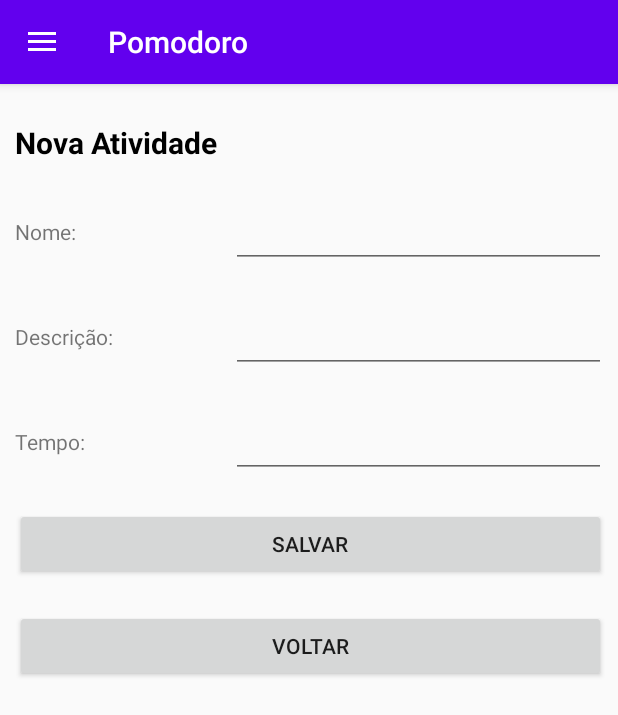
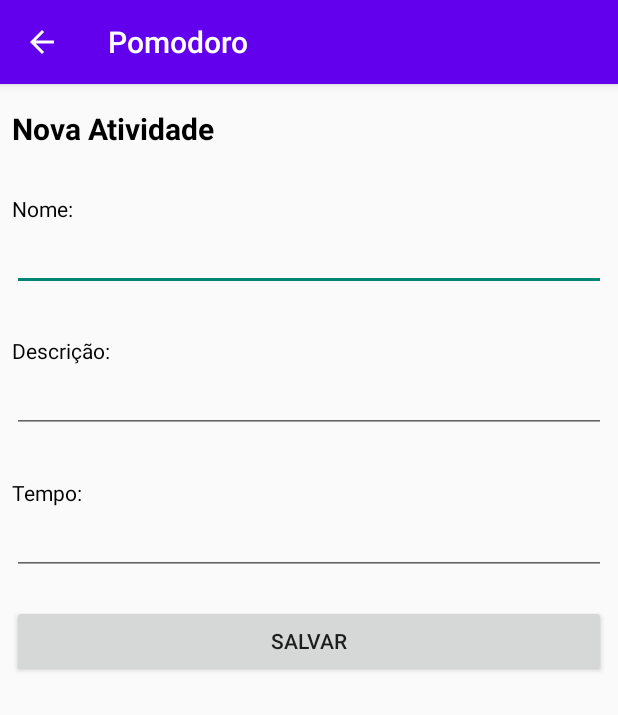
Before and after one commit to LuisaWerlang/Pomodoro, an Android app: the fragment ActivitiesListFragment placed in its activity, after a tap on an icon or button, on a phone screen of 412 x 824 dp. Shown: the top 715 px of the screen. Run offline under Robolectric (Android 15) with nearby library versions, the phone set to English and light mode, and no system bars; our stand-ins replace navigation-ui; libraries missing offline, so code that uses them is left out: com.prolificinteractive.materialcalendarview.

Commit message:
pomodoro

```diff
--- a/app/src/main/AndroidManifest.xml
+++ b/app/src/main/AndroidManifest.xml
@@ -13,6 +13,10 @@
         android:roundIcon="@mipmap/ic_launcher_round"
         android:supportsRtl="true"
         android:theme="@style/Theme.Pomodoro">
+        <activity
+            android:name=".NewActivity"
+            android:exported="false"
+            android:parentActivityName=".MainActivity" />
         <activity
             android:name=".NewAgenda"
             android:exported="false"
--- a/app/src/main/java/com/example/pomodoro/ListaAtividadesFragment.java
+++ b/app/src/main/java/com/example/pomodoro/ActivitiesListFragment.java
@@ -1,11 +1,11 @@
 package com.example.pomodoro;
 
+import android.content.Intent;
 import android.database.Cursor;
 import android.database.sqlite.SQLiteDatabase;
 import android.os.Bundle;
 import androidx.fragment.app.Fragment;
-import androidx.fragment.app.FragmentManager;
-import androidx.fragment.app.FragmentTransaction;
+
 import android.view.LayoutInflater;
 import android.view.View;
 import android.view.ViewGroup;
@@ -20,10 +20,10 @@ import java.util.Map;
 
 /**
  * A simple {@link Fragment} subclass.
- * Use the {@link ListaAtividadesFragment#newInstance} factory method to
+ * Use the {@link ActivitiesListFragment#newInstance} factory method to
  * create an instance of this fragment.
  */
-public class ListaAtividadesFragment extends Fragment {
+public class ActivitiesListFragment extends Fragment {
 
     // TODO: Rename parameter arguments, choose names that match
     // the fragment initialization parameters, e.g. ARG_ITEM_NUMBER
@@ -34,7 +34,7 @@ public class ListaAtividadesFragment extends Fragment {
     private final String[] from = {"name", "description"};//, "concluido"};
     private final int[] to = {R.id.nome, R.id.descricao};//, R.id.checkbox};
 
-    public ListaAtividadesFragment() {
+    public ActivitiesListFragment() {
         // Required empty public constructor
     }
 
@@ -44,11 +44,11 @@ public class ListaAtividadesFragment extends Fragment {
      *
      * @param param1 Parameter 1.
      * @param param2 Parameter 2.
-     * @return A new instance of fragment ListaAtividadesFragment.
+     * @return A new instance of fragment ActivitiesListFragment.
      */
     // TODO: Rename and change types and number of parameters
-    public static ListaAtividadesFragment newInstance(String param1, String param2) {
-        ListaAtividadesFragment fragment = new ListaAtividadesFragment();
+    public static ActivitiesListFragment newInstance(String param1, String param2) {
+        ActivitiesListFragment fragment = new ActivitiesListFragment();
         Bundle args = new Bundle();
         args.putString(ARG_PARAM1, param1);
         args.putString(ARG_PARAM2, param2);
@@ -70,7 +70,7 @@ public class ListaAtividadesFragment extends Fragment {
     public View onCreateView(LayoutInflater inflater, ViewGroup container,
                              Bundle savedInstanceState) {
         // Inflate the layout for this fragment
-        View view = inflater.inflate(R.layout.fragment_lista_atividades, container, false);
+        View view = inflater.inflate(R.layout.fragment_activities_list, container, false);
 
         helper = new DatabaseHelper(getActivity());
         String query = "SELECT * FROM activities";
@@ -88,9 +88,8 @@ public class ListaAtividadesFragment extends Fragment {
 
         ImageView new_activity = view.findViewById(R.id.new_activity);
         new_activity.setOnClickListener(view1 -> {
-            FragmentManager fragmentManager = requireActivity().getSupportFragmentManager();
-            FragmentTransaction fragmentTransaction = fragmentManager.beginTransaction();
-            fragmentTransaction.replace(R.id.nav_host_fragment_content_main, new NewActivityFragment()).commit();
+            Intent intent = new Intent(getActivity(), NewActivity.class);
+            startActivity(intent);
         });
 
         return view;
--- a/app/src/main/java/com/example/pomodoro/AgendaFragment.java
+++ b/app/src/main/java/com/example/pomodoro/AgendaFragment.java
@@ -39,8 +39,8 @@ public class AgendaFragment extends Fragment implements OnDateSelectedListener,
     private int current_day, current_month, current_year;
     private List<Map<String, Object>> agendas;
     private ListView agendas_list;
-    private final String[] from = {"date", "hour", "hour_notify"};
-    private final int[] to = {R.id.date, R.id.hour, R.id.hour_notify};
+    private final String[] from = {"activity_name", "date", "hour", "hour_notify"};
+    private final int[] to = {R.id.activity, R.id.date, R.id.hour, R.id.hour_notify};
     private LinearLayout ll_add;
     private ImageButton add_agenda;
 
@@ -163,11 +163,13 @@ public class AgendaFragment extends Fragment implements OnDateSelectedListener,
         String agenda_date = (String) item.get("date");
         String agenda_hour = (String) item.get("hour");
         String agenda_hour_notify = (String) item.get("hour_notify");
+        String activity_name = (String) item.get("activity_name");
         Intent intent = new Intent(getActivity(), NewAgenda.class);
         intent.putExtra("id", agenda_id);
         intent.putExtra("date", agenda_date);
         intent.putExtra("hour", agenda_hour);
         intent.putExtra("hour_notify", agenda_hour_notify);
+        intent.putExtra("activity_name", activity_name);
         startActivity(intent);
     }
 }
--- a/app/src/main/java/com/example/pomodoro/MainActivity.java
+++ b/app/src/main/java/com/example/pomodoro/MainActivity.java
@@ -59,6 +59,11 @@ public class MainActivity extends AppCompatActivity implements NavigationView.On
                 getSupportFragmentManager().beginTransaction()
                         .replace(R.id.nav_host_fragment_content_main, agenda)
                         .commit();
+            } else if(fragment.equals("ActivitiesListFragment")) {
+                ActivitiesListFragment activities = new ActivitiesListFragment();
+                getSupportFragmentManager().beginTransaction()
+                        .replace(R.id.nav_host_fragment_content_main, activities)
+                        .commit();
             }
         } else {
             PomodoroFragment fragment = new PomodoroFragment();
@@ -97,7 +102,7 @@ public class MainActivity extends AppCompatActivity implements NavigationView.On
                     .commit();
         } else if (id == R.id.nav_list) {
             // abrindo um novo fragment
-            ListaAtividadesFragment fragment = new ListaAtividadesFragment();
+            ActivitiesListFragment fragment = new ActivitiesListFragment();
             getSupportFragmentManager().beginTransaction()
                     .replace(R.id.nav_host_fragment_content_main, fragment)
                     .commit();
--- /dev/null
+++ b/app/src/main/java/com/example/pomodoro/NewActivity.java
@@ -0,0 +1,75 @@
+package com.example.pomodoro;
+
+import androidx.appcompat.app.AppCompatActivity;
+import android.content.ContentValues;
+import android.content.Intent;
+import android.database.sqlite.SQLiteDatabase;
+import android.os.Bundle;
+import android.widget.Button;
+import android.widget.EditText;
+import android.widget.Toast;
+import com.example.pomodoro.utils.DatabaseHelper;
+import java.util.Objects;
+
+public class NewActivity extends AppCompatActivity {
+    private DatabaseHelper helper;
+    private EditText txt_name, txt_description, txt_time;
+
+    @Override
+    protected void onCreate(Bundle savedInstanceState) {
+        super.onCreate(savedInstanceState);
+        setContentView(R.layout.activity_new);
+
+        Objects.requireNonNull(getSupportActionBar()).setDisplayHomeAsUpEnabled(true);
+        getSupportActionBar().setHomeButtonEnabled(true);
+
+        helper = new DatabaseHelper(this);
+
+        txt_name = findViewById(R.id.activity_name);
+        txt_description = findViewById(R.id.activity_desc);
+        txt_time = findViewById(R.id.activity_time);
+
+        Button save = findViewById(R.id.save_activity);
+        save.setOnClickListener(view -> onSaveActivity());
+    }
+
+    protected void onSaveActivity() {
+        String name = txt_name.getText().toString();
+        String description = txt_description.getText().toString();
+        String time = txt_time.getText().toString();
+
+        if (name.equals("")) {
+            Toast.makeText(this, "Informe o nome", Toast.LENGTH_SHORT).show();
+        }
+        else {
+            SQLiteDatabase db = helper.getWritableDatabase();
+
+            ContentValues values = new ContentValues();
+            values.put("name", name);
+            values.put("description", description);
+            values.put("time", time);
+            values.put("concluded", 2);
+
+            long result = db.insert("activities", null, values);
+            if (result != -1) {
+                Toast.makeText(this, "Registro salvo com sucesso!", Toast.LENGTH_SHORT).show();
+                onBack();
+            } else {
+                Toast.makeText(this, "Erro ao salvar!", Toast.LENGTH_SHORT).show();
+            }
+        }
+    }
+
+    protected void onBack() {
+        helper.close();
+        Intent it = new Intent(this, MainActivity.class);
+        it.putExtra("screen", "ActivitiesListFragment");
+        startActivity(it);
+    }
+
+    @Override
+    public void onDestroy() {
+        helper.close();
+        super.onDestroy();
+    }
+}
--- a/app/src/main/java/com/example/pomodoro/NewActivityFragment.java
+++ /dev/null
@@ -1,139 +0,0 @@
-package com.example.pomodoro;
-
-import android.content.ContentValues;
-import android.database.sqlite.SQLiteDatabase;
-import android.os.Bundle;
-
-import androidx.fragment.app.Fragment;
-import androidx.fragment.app.FragmentManager;
-import androidx.fragment.app.FragmentTransaction;
-
-import android.view.LayoutInflater;
-import android.view.View;
-import android.view.ViewGroup;
-import android.widget.Button;
-import android.widget.EditText;
-import android.widget.Toast;
-
-import com.example.pomodoro.utils.DatabaseHelper;
-
-/**
- * A simple {@link Fragment} subclass.
- * Use the {@link NewActivityFragment#newInstance} factory method to
- * create an instance of this fragment.
- */
-public class NewActivityFragment extends Fragment {
-
-    // TODO: Rename parameter arguments, choose names that match
-    // the fragment initialization parameters, e.g. ARG_ITEM_NUMBER
-    private static final String ARG_PARAM1 = "param1";
-    private static final String ARG_PARAM2 = "param2";
-    private DatabaseHelper helper;
-    private EditText txt_nome, txt_descricao, txt_tempo;
-    private Button salvar, voltar;
-
-    // TODO: Rename and change types of parameters
-    private String mParam1;
-    private String mParam2;
-
-    public NewActivityFragment() {
-        // Required empty public constructor
-    }
-
-    /**
-     * Use this factory method to create a new instance of
-     * this fragment using the provided parameters.
-     *
-     * @param param1 Parameter 1.
-     * @param param2 Parameter 2.
-     * @return A new instance of fragment NewActivityFragment.
-     */
-    // TODO: Rename and change types and number of parameters
-    public static NewActivityFragment newInstance(String param1, String param2) {
-        NewActivityFragment fragment = new NewActivityFragment();
-        Bundle args = new Bundle();
-        args.putString(ARG_PARAM1, param1);
-        args.putString(ARG_PARAM2, param2);
-        fragment.setArguments(args);
-        return fragment;
-    }
-
-    @Override
-    public void onCreate(Bundle savedInstanceState) {
-        super.onCreate(savedInstanceState);
-        if (getArguments() != null) {
-            mParam1 = getArguments().getString(ARG_PARAM1);
-            mParam2 = getArguments().getString(ARG_PARAM2);
-        }
-    }
-
-    @Override
-    public View onCreateView(LayoutInflater inflater, ViewGroup container,
-                             Bundle savedInstanceState) {
-        // Inflate the layout for this fragment
-        View view = inflater.inflate(R.layout.fragment_new_activity, container, false);
-
-        helper = new DatabaseHelper(getActivity());
-
-        txt_nome = view.findViewById(R.id.activity_name);
-        txt_descricao = view.findViewById(R.id.activity_desc);
-        txt_tempo = view.findViewById(R.id.activity_time);
-
-        salvar = view.findViewById(R.id.save_activity);
-        salvar.setOnClickListener(new View.OnClickListener() {
-            @Override
-            public void onClick(View view) {
-                onSaveActivity();
-            }
-        });
-
-        voltar = view.findViewById(R.id.back_activity);
-        voltar.setOnClickListener(new View.OnClickListener() {
-            @Override
-            public void onClick(View view) {
-                onBack();
-            }
-        });
-
-        return view;
-    }
-
-    protected void onSaveActivity() {
-        String nome = txt_nome.getText().toString();
-        String descricao = txt_descricao.getText().toString();
-        String tempo = txt_tempo.getText().toString();
-
-        if (nome.equals("")) {
-            Toast.makeText(getActivity(), "Informe o nome", Toast.LENGTH_SHORT).show();
-        }
-        else {
-            SQLiteDatabase db = helper.getWritableDatabase();
-
-            ContentValues values = new ContentValues();
-            values.put("nome", nome);
-            values.put("descricao", descricao);
-            values.put("tempo", tempo);
-            values.put("concluido", 2);
-
-            long result = db.insert("atividades", null, values);
-            if (result != -1) {
-                Toast.makeText(getActivity(), "Registro salvo com sucesso!", Toast.LENGTH_SHORT).show();
-                onBack();
-            } else {
-                Toast.makeText(getActivity(), "Erro ao salvar!", Toast.LENGTH_SHORT).show();
-            }
-        }
-    }
-
-    protected void onBack() {
-        FragmentManager fragmentManager = getActivity().getSupportFragmentManager();
-        FragmentTransaction fragmentTransaction = fragmentManager.beginTransaction();
-        fragmentTransaction.replace(R.id.nav_host_fragment_content_main, new ListaAtividadesFragment()).commit();
-    }
-
-    @Override
-    public void onDestroy() {
-        helper.close();
-        super.onDestroy();
-    }
-}
--- a/app/src/main/java/com/example/pomodoro/utils/DatabaseHelper.java
+++ b/app/src/main/java/com/example/pomodoro/utils/DatabaseHelper.java
@@ -40,7 +40,7 @@ public class DatabaseHelper extends SQLiteOpenHelper {
                 "date int, " +
                 "hour int, " +
                 "hour_notify int, " +
-                "activities_id INTEGER NOT NULL, FOREIGN KEY(activities_id) REFERENCES activities(id));");
+                "activity_name TEXT);");
     }
 
     @Override
--- a/app/src/main/java/com/example/pomodoro/utils/Utils.java
+++ b/app/src/main/java/com/example/pomodoro/utils/Utils.java
@@ -97,6 +97,7 @@ public class Utils {
                 item.put("date", this.agenda_date);
                 item.put("hour", this.agenda_hour);
                 item.put("hour_notify", this.agenda_hour_notify);
+                item.put("activity_name", cursor.getString(4));
                 agendas.add(item);
 
                 sdf = new SimpleDateFormat("dd");
--- /dev/null
+++ b/app/src/main/res/layout/activity_new.xml
@@ -0,0 +1,77 @@
+<?xml version="1.0" encoding="utf-8"?>
+<LinearLayout xmlns:android="http://schemas.android.com/apk/res/android"
+    xmlns:tools="http://schemas.android.com/tools"
+    android:layout_width="match_parent"
+    android:layout_height="match_parent"
+    android:orientation="vertical"
+    android:paddingLeft="8dp"
+    android:paddingRight="8dp"
+    android:id="@+id/layout"
+    android:layout_marginTop="16dp"
+    tools:context=".NewActivity">
+
+    <TextView
+        android:layout_width="match_parent"
+        android:layout_height="wrap_content"
+        android:text="@string/nova_atividade"
+        android:textSize="20sp"
+        android:textColor="@color/black"
+        android:textStyle="bold" />
+
+    <TextView
+        android:id="@+id/tv_name"
+        android:layout_width="match_parent"
+        android:layout_height="wrap_content"
+        android:layout_marginTop="30dp"
+        android:textColor="@color/black"
+        android:text="@string/nome" />
+
+    <EditText
+        android:id="@+id/activity_name"
+        android:layout_width="match_parent"
+        android:layout_height="wrap_content"
+        android:inputType="textCapWords"
+        android:autofillHints=""
+        tools:ignore="LabelFor" />
+
+    <TextView
+        android:id="@+id/tv_description"
+        android:layout_width="match_parent"
+        android:layout_height="wrap_content"
+        android:layout_marginTop="30dp"
+        android:textColor="@color/black"
+        android:text="@string/descri_o" />
+
+    <EditText
+        android:id="@+id/activity_desc"
+        android:layout_width="match_parent"
+        android:layout_height="wrap_content"
+        android:inputType="textCapWords"
+        android:autofillHints=""
+        tools:ignore="LabelFor" />
+
+    <TextView
+        android:id="@+id/tv_time"
+        android:layout_width="match_parent"
+        android:layout_height="wrap_content"
+        android:layout_marginTop="30dp"
+        android:textColor="@color/black"
+        android:text="@string/tempo" />
+
+    <EditText
+        android:id="@+id/activity_time"
+        android:layout_width="match_parent"
+        android:layout_height="wrap_content"
+        android:inputType="number"
+        android:autofillHints=""
+        tools:ignore="LabelFor" />
+
+    <Button
+        android:id="@+id/save_activity"
+        android:layout_width="match_parent"
+        android:layout_height="wrap_content"
+        android:layout_gravity="center"
+        android:layout_marginTop="20dp"
+        android:text="@string/salvar" />
+
+</LinearLayout>
--- a/app/src/main/res/layout/agenda_list.xml
+++ b/app/src/main/res/layout/agenda_list.xml
@@ -36,7 +36,7 @@
         <TextView
             android:layout_width="190dp"
             android:layout_height="wrap_content"
-            android:text="Às"
+            android:text="às"
             android:layout_weight="1" />
 
         <TextView
--- a/app/src/main/res/layout/fragment_lista_atividades.xml
+++ b/app/src/main/res/layout/fragment_activities_list.xml
@@ -7,7 +7,7 @@
     android:paddingLeft="8dp"
     android:paddingRight="8dp"
     android:layout_marginTop="16dp"
-    tools:context=".ListaAtividadesFragment">
+    tools:context=".ActivitiesListFragment">
 
     <!-- TODO: Update blank fragment layout -->
     <TextView
@@ -16,7 +16,7 @@
         android:textSize="20sp"
         android:textStyle="bold"
         android:textColor="@color/black"
-        android:text="Lista de atividades" />
+        android:text="@string/lista_de_atividades" />
 
     <ListView
         android:id="@+id/list_view_atividades"
@@ -29,6 +29,7 @@
         android:layout_marginTop="20dp"
         android:layout_width="match_parent"
         android:layout_height="wrap_content"
-        android:src="@drawable/ic_baseline_add_24" />
+        android:src="@drawable/ic_baseline_add_24"
+        tools:ignore="ContentDescription" />
 
 </LinearLayout>
--- a/app/src/main/res/layout/fragment_new_activity.xml
+++ /dev/null
@@ -1,94 +0,0 @@
-<?xml version="1.0" encoding="utf-8"?>
-<LinearLayout xmlns:android="http://schemas.android.com/apk/res/android"
-    android:layout_width="match_parent"
-    android:layout_height="match_parent"
-    android:layout_marginTop="25dp"
-    android:orientation="vertical"
-    android:paddingLeft="10dp"
-    android:paddingRight="8dp">
-
-    <TextView
-        android:layout_width="match_parent"
-        android:layout_height="wrap_content"
-        android:text="Nova Atividade"
-        android:textSize="20sp"
-        android:textColor="@color/black"
-        android:textStyle="bold" />
-
-    <LinearLayout
-        android:layout_width="match_parent"
-        android:layout_height="wrap_content"
-        android:layout_marginTop="20dp"
-        android:orientation="horizontal">
-
-        <TextView
-            android:layout_width="match_parent"
-            android:layout_height="wrap_content"
-            android:layout_weight="1"
-            android:text="Nome:" />
-
-        <EditText
-            android:id="@+id/activity_name"
-            android:layout_width="500dp"
-            android:layout_height="50dp"
-            android:layout_weight="1" />
-
-    </LinearLayout>
-
-    <LinearLayout
-        android:layout_width="match_parent"
-        android:layout_height="wrap_content"
-        android:layout_marginTop="20dp"
-        android:orientation="horizontal">
-
-        <TextView
-            android:layout_width="match_parent"
-            android:layout_height="wrap_content"
-            android:layout_weight="1"
-            android:text="Descrição:" />
-
-        <EditText
-            android:id="@+id/activity_desc"
-            android:layout_width="500dp"
-            android:layout_height="50dp"
-            android:layout_weight="1" />
-
-    </LinearLayout>
-
-    <LinearLayout
-        android:layout_width="match_parent"
-        android:layout_height="wrap_content"
-        android:layout_marginTop="20dp"
-        android:orientation="horizontal">
-
-        <TextView
-            android:layout_width="match_parent"
-            android:layout_height="wrap_content"
-            android:layout_weight="1"
-            android:text="Tempo:" />
-
-        <EditText
-            android:id="@+id/activity_time"
-            android:layout_width="500dp"
-            android:layout_height="50dp"
-            android:layout_weight="1" />
-
-    </LinearLayout>
-
-    <Button
-        android:id="@+id/save_activity"
-        android:layout_width="match_parent"
-        android:layout_height="wrap_content"
-        android:layout_gravity="center"
-        android:layout_marginTop="20dp"
-        android:text="Salvar" />
-
-    <Button
-        android:id="@+id/back_activity"
-        android:layout_width="match_parent"
-        android:layout_height="wrap_content"
-        android:layout_gravity="center"
-        android:layout_marginTop="20dp"
-        android:text="Voltar" />
-
-</LinearLayout>
--- a/app/src/main/res/values/strings.xml
+++ b/app/src/main/res/values/strings.xml
@@ -33,4 +33,8 @@
     <string name="hora_para_notificacao">Hora para notificação:</string>
     <string name="excluir">Excluir</string>
     <string name="atividade">Atividade:</string>
+    <string name="nome">Nome:</string>
+    <string name="descri_o">Descrição:</string>
+    <string name="tempo">Tempo:</string>
+    <string name="nova_atividade">Nova Atividade</string>
 </resources>
```
Also changed, not shown: app/src/main/java/com/example/pomodoro/NewAgenda.java (+5 -4 lines), app/src/main/java/com/example/pomodoro/TimePickerFragment.java (deleted, +0 -31 lines).
